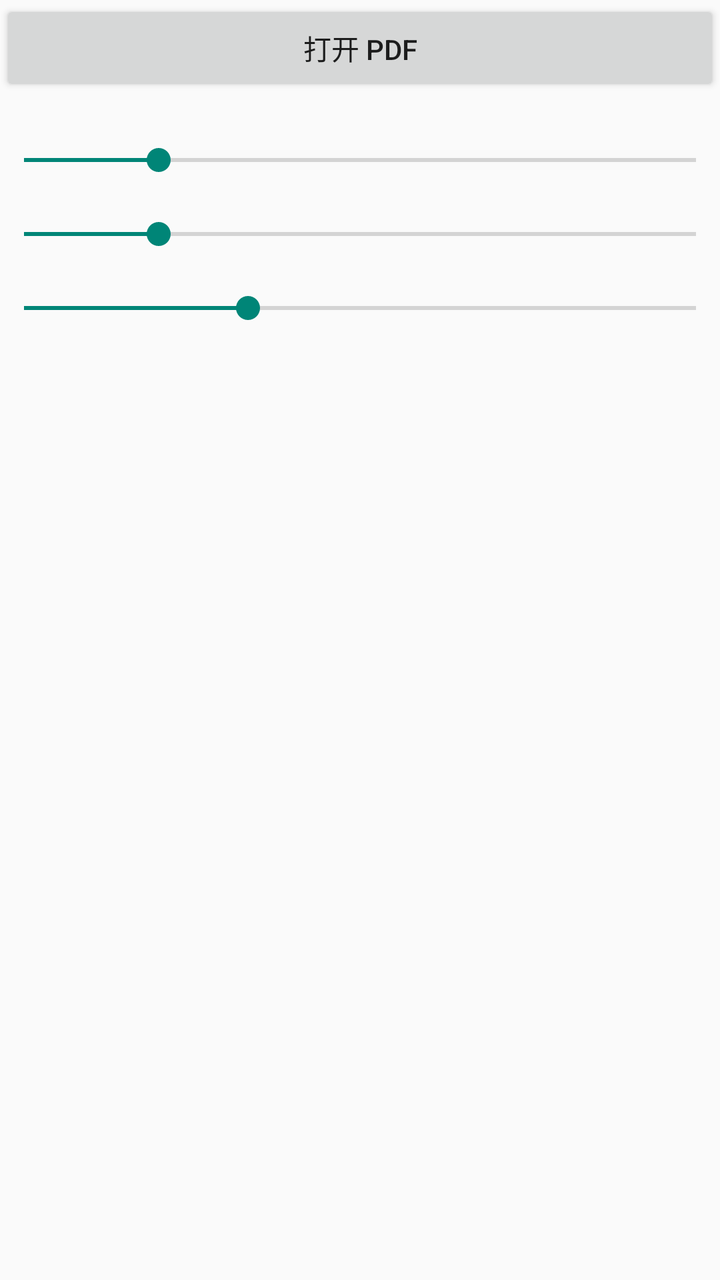
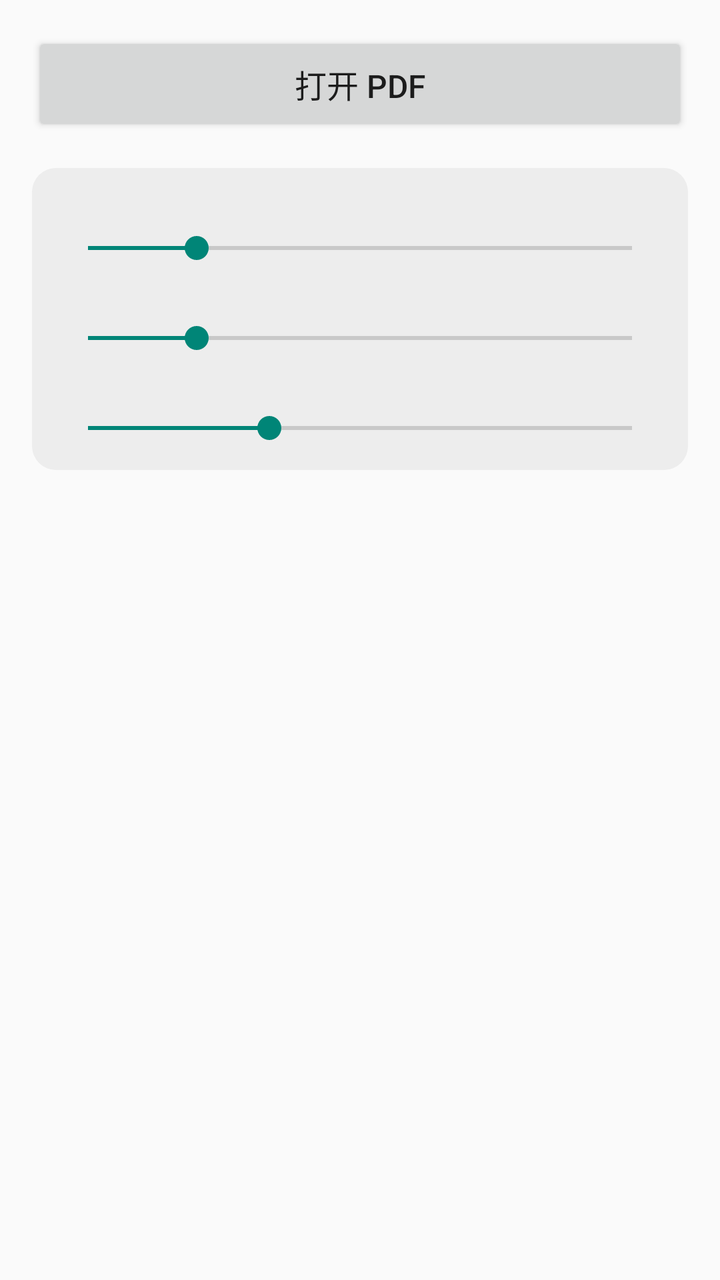

Two renders of the same Android screen: before a commit and after it. Below are the layout's source before the change and the commit's diff.
<!-- AndroidManifest.xml: application theme Theme.PdfReader -->
<!-- res/layout/activity_main.xml -->
<?xml version="1.0" encoding="utf-8"?>
<LinearLayout xmlns:android="http://schemas.android.com/apk/res/android"
    android:layout_width="match_parent"
    android:layout_height="match_parent"
    android:orientation="vertical">

    <Button
        android:id="@+id/openButton"
        android:layout_width="match_parent"
        android:layout_height="wrap_content"
        android:text="@string/open_pdf" />

    <TextView
        android:id="@+id/fontSizeLabel"
        android:layout_width="match_parent"
        android:layout_height="wrap_content"
        android:layout_marginTop="4dp"
        android:paddingStart="16dp"
        android:paddingEnd="16dp" />

    <SeekBar
        android:id="@+id/fontSizeSeekBar"
        android:layout_width="match_parent"
        android:layout_height="wrap_content"
        android:paddingStart="12dp"
        android:paddingEnd="12dp"
        android:min="12"
        android:max="32"
        android:progress="16" />

    <TextView
        android:id="@+id/lineSpacingLabel"
        android:layout_width="match_parent"
        android:layout_height="wrap_content"
        android:paddingStart="16dp"
        android:paddingEnd="16dp" />

    <SeekBar
        android:id="@+id/lineSpacingSeekBar"
        android:layout_width="match_parent"
        android:layout_height="wrap_content"
        android:paddingStart="12dp"
        android:paddingEnd="12dp"
        android:min="0"
        android:max="10"
        android:progress="2" />

    <TextView
        android:id="@+id/paddingLabel"
        android:layout_width="match_parent"
        android:layout_height="wrap_content"
        android:paddingStart="16dp"
        android:paddingEnd="16dp" />

    <SeekBar
        android:id="@+id/paddingSeekBar"
        android:layout_width="match_parent"
        android:layout_height="wrap_content"
        android:paddingStart="12dp"
        android:paddingEnd="12dp"
        android:min="8"
        android:max="32"
        android:progress="16" />

    <ProgressBar
        android:id="@+id/progressBar"
        android:layout_width="match_parent"
        android:layout_height="wrap_content"
        android:layout_marginTop="8dp"
        android:layout_marginBottom="8dp"
        android:indeterminate="true"
        android:visibility="gone" />

    
    <ScrollView
        android:id="@+id/contentScrollView"
        android:layout_width="match_parent"
        android:layout_height="0dp"
        android:layout_weight="1">

        <LinearLayout
            android:id="@+id/contentContainer"
            android:layout_width="match_parent"
            android:layout_height="wrap_content"
            android:orientation="vertical"
            android:padding="16dp" />

    </ScrollView>

</LinearLayout>
<!-- resources referenced by this layout -->
<resources>
  <string name="open_pdf">打开 PDF</string>
  <style name="Theme.PdfReader" parent="Theme.AppCompat.DayNight.NoActionBar" />
</resources>

<!-- the commit's change to res/layout/activity_main.xml (unified diff, before → after) -->
@@ -1,73 +1,78 @@
 <?xml version="1.0" encoding="utf-8"?>
 <LinearLayout xmlns:android="http://schemas.android.com/apk/res/android"
+    android:id="@+id/rootLayout"
     android:layout_width="match_parent"
     android:layout_height="match_parent"
-    android:orientation="vertical">
+    android:orientation="vertical"
+    android:paddingHorizontal="16dp"
+    android:paddingTop="16dp"
+    android:paddingBottom="8dp">
 
     <Button
         android:id="@+id/openButton"
         android:layout_width="match_parent"
         android:layout_height="wrap_content"
-        android:text="@string/open_pdf" />
+        android:minHeight="52dp"
+        android:text="@string/open_pdf"
+        android:textSize="16sp" />
 
-    <TextView
-        android:id="@+id/fontSizeLabel"
+    <LinearLayout
         android:layout_width="match_parent"
         android:layout_height="wrap_content"
-        android:layout_marginTop="4dp"
-        android:paddingStart="16dp"
-        android:paddingEnd="16dp" />
+        android:layout_marginTop="16dp"
+        android:background="@drawable/bg_settings_panel"
+        android:orientation="vertical"
+        android:padding="12dp">
 
-    <SeekBar
-        android:id="@+id/fontSizeSeekBar"
-        android:layout_width="match_parent"
-        android:layout_height="wrap_content"
-        android:paddingStart="12dp"
-        android:paddingEnd="12dp"
-        android:min="12"
-        android:max="32"
-        android:progress="16" />
+        <TextView
+            android:id="@+id/fontSizeLabel"
+            android:layout_width="match_parent"
+            android:layout_height="wrap_content" />
 
-    <TextView
-        android:id="@+id/lineSpacingLabel"
-        android:layout_width="match_parent"
-        android:layout_height="wrap_content"
-        android:paddingStart="16dp"
-        android:paddingEnd="16dp" />
+        <SeekBar
+            android:id="@+id/fontSizeSeekBar"
+            android:layout_width="match_parent"
+            android:layout_height="wrap_content"
+            android:min="12"
+            android:max="32"
+            android:progress="16" />
 
-    <SeekBar
-        android:id="@+id/lineSpacingSeekBar"
-        android:layout_width="match_parent"
-        android:layout_height="wrap_content"
-        android:paddingStart="12dp"
-        android:paddingEnd="12dp"
-        android:min="0"
-        android:max="10"
-        android:progress="2" />
+        <TextView
+            android:id="@+id/lineSpacingLabel"
+            android:layout_width="match_parent"
+            android:layout_height="wrap_content"
+            android:layout_marginTop="8dp" />
 
-    <TextView
-        android:id="@+id/paddingLabel"
-        android:layout_width="match_parent"
-        android:layout_height="wrap_content"
-        android:paddingStart="16dp"
-        android:paddingEnd="16dp" />
+        <SeekBar
+            android:id="@+id/lineSpacingSeekBar"
+            android:layout_width="match_parent"
+            android:layout_height="wrap_content"
+            android:min="0"
+            android:max="10"
+            android:progress="2" />
 
-    <SeekBar
-        android:id="@+id/paddingSeekBar"
-        android:layout_width="match_parent"
-        android:layout_height="wrap_content"
-        android:paddingStart="12dp"
-        android:paddingEnd="12dp"
-        android:min="8"
-        android:max="32"
-        android:progress="16" />
+        <TextView
+            android:id="@+id/paddingLabel"
+            android:layout_width="match_parent"
+            android:layout_height="wrap_content"
+            android:layout_marginTop="8dp" />
+
+        <SeekBar
+            android:id="@+id/paddingSeekBar"
+            android:layout_width="match_parent"
+            android:layout_height="wrap_content"
+            android:min="8"
+            android:max="32"
+            android:progress="16" />
+
+    </LinearLayout>
 
     <ProgressBar
         android:id="@+id/progressBar"
         android:layout_width="match_parent"
         android:layout_height="wrap_content"
-        android:layout_marginTop="8dp"
-        android:layout_marginBottom="8dp"
+        android:layout_marginTop="12dp"
+        android:layout_marginBottom="4dp"
         android:indeterminate="true"
         android:visibility="gone" />
 
@@ -76,6 +81,7 @@
         android:id="@+id/contentScrollView"
         android:layout_width="match_parent"
         android:layout_height="0dp"
+        android:layout_marginTop="8dp"
         android:layout_weight="1">
 
         <LinearLayout
<!-- resource entries referenced after the edit -->
@@ -1,5 +1,12 @@
 <!-- resources referenced by this layout -->
 <resources>
+  <!-- drawable bg_settings_panel (drawable) -->
+  <?xml version="1.0" encoding="utf-8"?>
+  <shape xmlns:android="http://schemas.android.com/apk/res/android"
+      android:shape="rectangle">
+      <solid android:color="#1F888888" />
+      <corners android:radius="12dp" />
+  </shape>
   <string name="open_pdf">打开 PDF</string>
   <style name="Theme.PdfReader" parent="Theme.AppCompat.DayNight.NoActionBar" />
 </resources>
